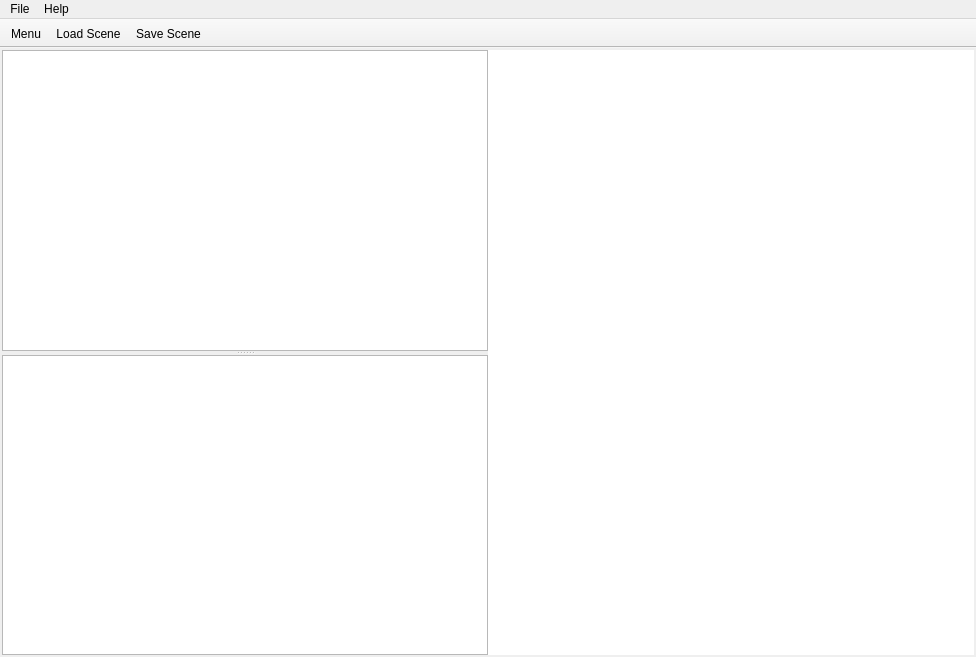
The window that resources/ui/main_win.ui (Houston4444/Patchichi) describes before a commit, drawn with Qt 5.
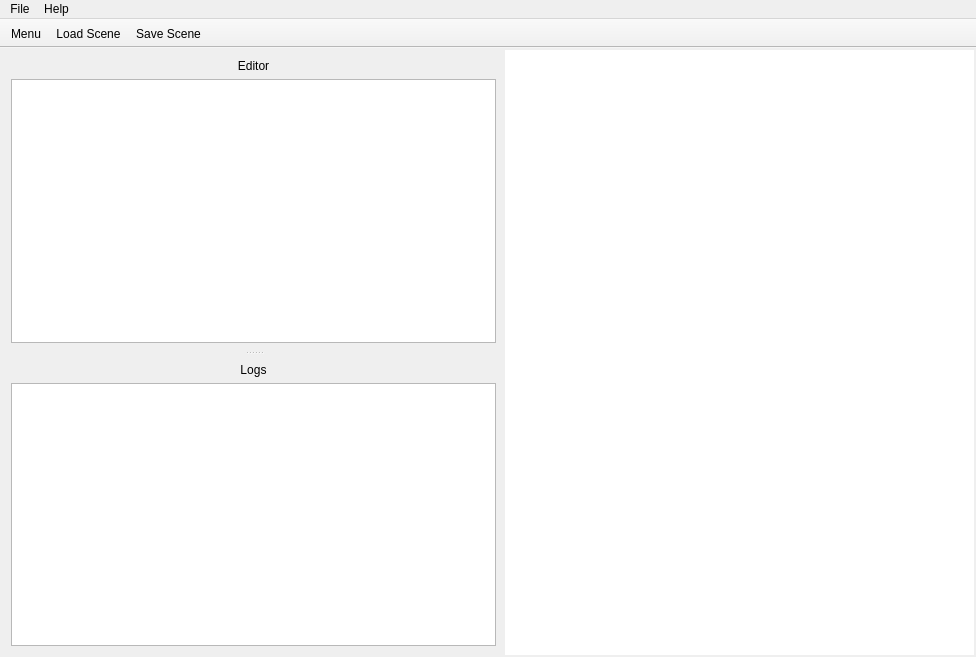
The same window after the commit. Icons and pictures are not drawn. Custom widgets are drawn as their Qt base class.

```diff
--- a/resources/ui/main_win.ui
+++ b/resources/ui/main_win.ui
@@ -45,6 +45,22 @@
        <property name="orientation">
         <enum>Qt::Vertical</enum>
        </property>
+       <property name="handleWidth">
+        <number>2</number>
+       </property>
+       <widget class="QFrame" name="frameEditor">
+        <layout class="QVBoxLayout" name="verticalLayout_3">
+         <item>
+          <widget class="QLabel" name="label_2">
+           <property name="text">
+            <string>Editor</string>
+           </property>
+           <property name="alignment">
+            <set>Qt::AlignCenter</set>
+           </property>
+          </widget>
+         </item>
+         <item>
        <widget class="CodeEditor" name="plainTextEditPorts">
         <property name="font">
          <font>
@@ -52,10 +68,35 @@
          </font>
         </property>
        </widget>
-       <widget class="QPlainTextEdit" name="plainTextEditConns">
+         </item>
+        </layout>
+       </widget>
+       <widget class="QFrame" name="frameLogs">
+        <layout class="QVBoxLayout" name="verticalLayout_4">
+         <item>
+          <widget class="QLabel" name="label">
+           <property name="text">
+            <string>Logs</string>
+           </property>
+           <property name="alignment">
+            <set>Qt::AlignCenter</set>
+           </property>
+          </widget>
+         </item>
+         <item>
+          <widget class="QTextEdit" name="textEditLogs">
+           <property name="styleSheet">
+            <string notr="true"/>
+           </property>
         <property name="documentTitle">
-         <string>Connections</string>
-        </property>
+            <string>Logs</string>
+           </property>
+           <property name="readOnly">
+            <bool>true</bool>
+           </property>
+          </widget>
+         </item>
+        </layout>
        </widget>
       </widget>
       <widget class="QFrame" name="frameGraphicsView">
```
Left out of the diff: 4 changed lines with no effect on the pictures. Lines whose indentation alone changed are shown as unchanged.
